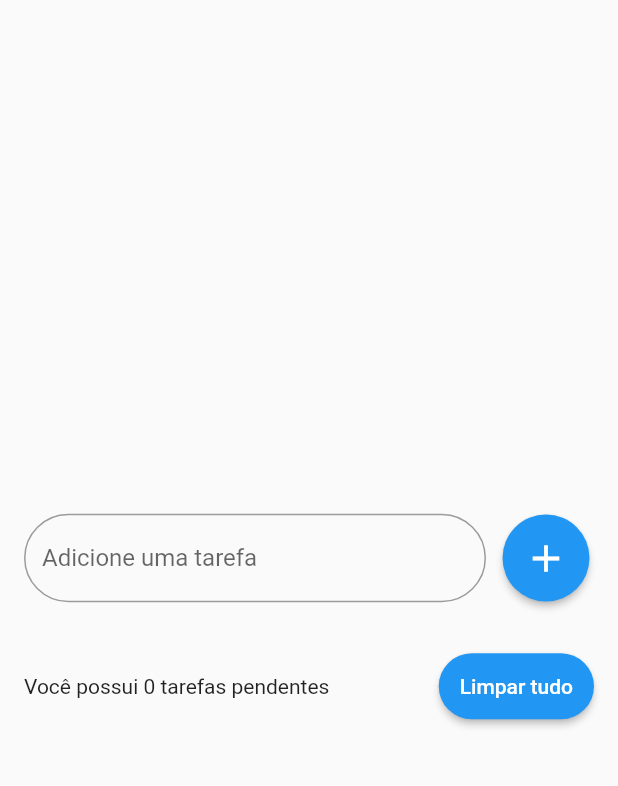
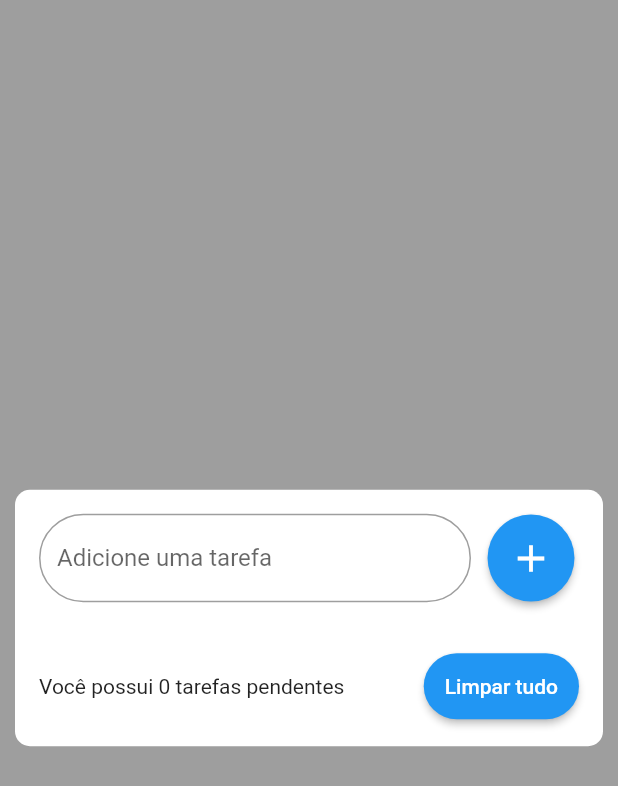
Before and after one commit to maisaamadeu/lista_de_tarefas, a Flutter app: the screen it shows after launch, on a phone screen of 412 x 824 dp. Shown: the top 786 px of the screen. Run offline on Flutter 3.47's test engine with Material 2 defaults, Android fonts, the phone set to English and light mode, and no system bars; our stand-ins replace flutter_slidable.

Commit message:
Deletando uma tarefa

```diff
--- a/lib/pages/todo_list_page.dart
+++ b/lib/pages/todo_list_page.dart
@@ -17,9 +17,17 @@ class _TodoListPageState extends State<TodoListPage> {
   Widget build(BuildContext context) {
     return SafeArea(
       child: Scaffold(
+        backgroundColor: Colors.grey,
         body: Center(
-          child: Padding(
-            padding: const EdgeInsets.all(16),
+          child: Container(
+            padding: EdgeInsets.all(16),
+            margin: EdgeInsets.symmetric(
+              horizontal: 10,
+            ),
+            decoration: BoxDecoration(
+              color: Colors.white,
+              borderRadius: BorderRadius.circular(10),
+            ),
             child: Column(
               mainAxisSize: MainAxisSize.min,
               children: [
@@ -78,7 +86,11 @@ class _TodoListPageState extends State<TodoListPage> {
                   child: ListView(
                     shrinkWrap: true,
                     children: [
-                      for (Todo todo in todoList) TodoListItem(todo: todo),
+                      for (Todo todo in todoList)
+                        TodoListItem(
+                          todo: todo,
+                          onDelete: onDelete,
+                        ),
                     ],
                   ),
                 ),
@@ -121,4 +133,10 @@ class _TodoListPageState extends State<TodoListPage> {
       ),
     );
   }
+
+  void onDelete(Todo todo) {
+    setState(() {
+      todoList.remove(todo);
+    });
+  }
 }
--- a/pubspec.yaml
+++ b/pubspec.yaml
@@ -38,6 +38,7 @@ dependencies:
   cupertino_icons: ^1.0.2
   intl:
   flutter_slidable: ^2.0.0
+  shared_preferences:
 
 dev_dependencies:
   flutter_test:
```
Also changed, not shown: lib/widgets/todo_list_item.dart (+15 -5 lines), pubspec.lock, 1 other file.
